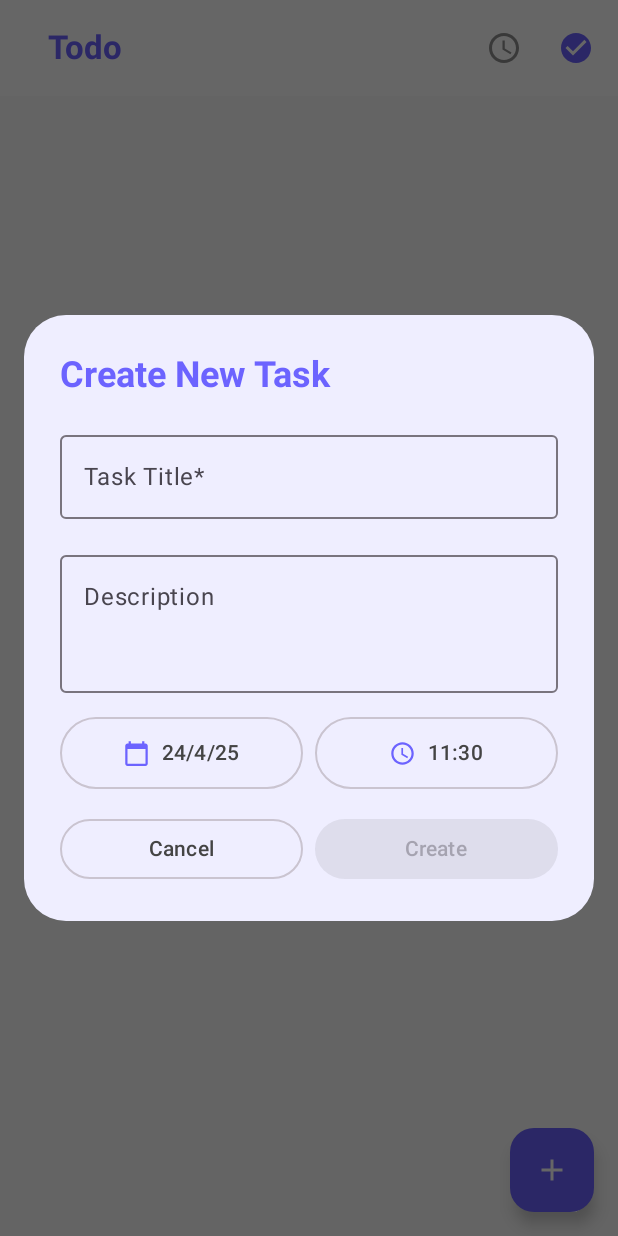
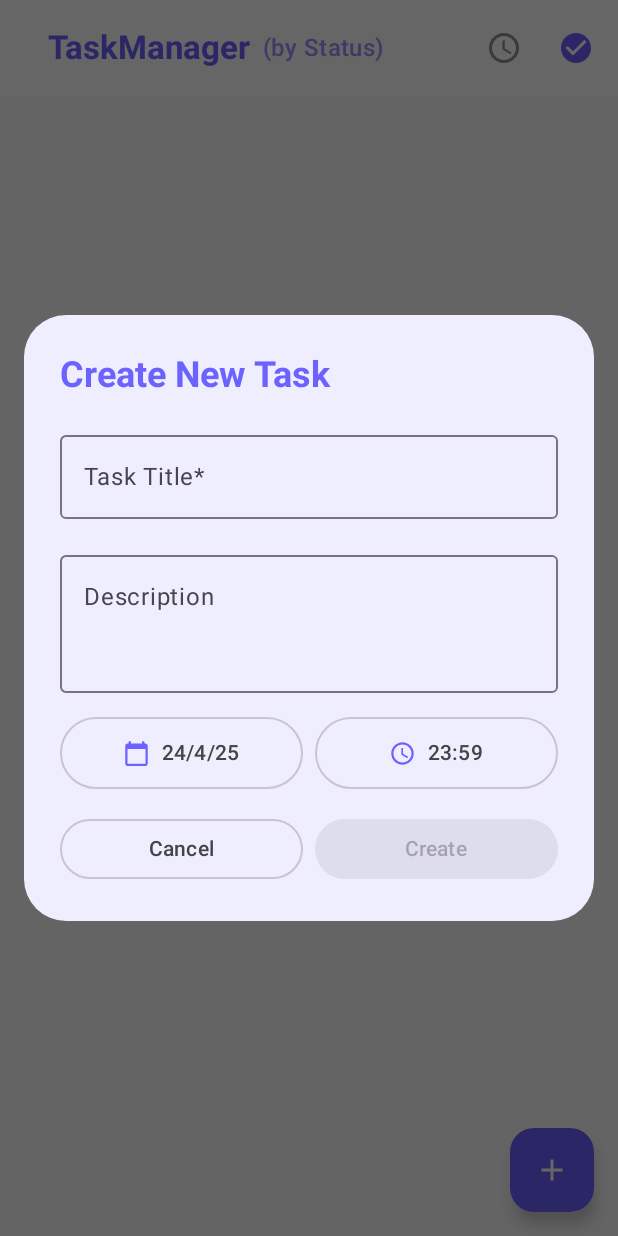
Before and after one commit to morisab/tugas-ppb, an Android app built with Jetpack Compose: the screen it shows after launch (MainActivity), after a tap on "Add task", on a phone screen of 412 x 824 dp. Run offline under Robolectric (Android 15) with nearby library versions, the phone set to English and light mode, and no system bars; our stand-ins replace Room's generated code; 2 other taps on this screen came first.

Commit message:
feat: add edit task and some features

```diff
--- a/ETS. Todo App/app/src/main/java/com/example/todoapp/ui/components/TaskDialog.kt
+++ b/ETS. Todo App/app/src/main/java/com/example/todoapp/ui/components/TaskDialog.kt
@@ -8,40 +8,38 @@ import androidx.compose.material.icons.filled.CalendarToday
 import androidx.compose.material.icons.filled.Schedule
 import androidx.compose.material3.*
 import androidx.compose.runtime.*
-import androidx.compose.ui.Alignment
 import androidx.compose.ui.Modifier
 import androidx.compose.ui.graphics.Color
 import androidx.compose.ui.platform.LocalContext
 import androidx.compose.ui.text.font.FontWeight
 import androidx.compose.ui.text.style.TextOverflow
-import androidx.compose.ui.tooling.preview.Preview
 import androidx.compose.ui.unit.dp
 import androidx.compose.ui.window.Dialog
 import com.example.todoapp.data.Task
 import kotlinx.datetime.*
-import kotlin.random.Random
 import java.util.*
+import androidx.compose.ui.res.stringResource
+import com.example.todoapp.R
 
 @OptIn(ExperimentalMaterial3Api::class)
 @Composable
 fun TaskDialog(
     onDismiss: () -> Unit,
-    onConfirm: (Task) -> Unit
+    onConfirm: (Task) -> Unit,
+    taskToEdit: Task? = null
 ) {
-    var title by remember { mutableStateOf("") }
-    var description by remember { mutableStateOf("") }
+    var title by remember { mutableStateOf(taskToEdit?.title ?: "") }
+    var description by remember { mutableStateOf(taskToEdit?.description ?: "") }
     val currentDateTime = Clock.System.now().toLocalDateTime(TimeZone.currentSystemDefault())
 
     var deadlineDate by remember {
-        mutableStateOf(currentDateTime.date)
+        mutableStateOf(taskToEdit?.deadlineToLocalDateTime()?.date ?: currentDateTime.date)
     }
 
     var deadlineTime by remember {
         mutableStateOf(
-            currentDateTime.time
-                .toSecondOfDay()
-                .plus(3600)
-                .toLocalTime()
+            taskToEdit?.deadlineToLocalDateTime()?.time
+                ?: LocalTime(23, 59)
         )
     }
 
@@ -61,7 +59,7 @@ fun TaskDialog(
                 verticalArrangement = Arrangement.spacedBy(16.dp)
             ) {
                 Text(
-                    text = "Create New Task",
+                    text = if (taskToEdit == null) stringResource(R.string.dialog_title_create) else stringResource(R.string.dialog_title_edit),
                     style = MaterialTheme.typography.headlineSmall,
                     fontWeight = FontWeight.Bold,
                     color = MaterialTheme.colorScheme.primary
@@ -70,7 +68,7 @@ fun TaskDialog(
                 OutlinedTextField(
                     value = title,
                     onValueChange = { title = it },
-                    label = { Text("Task Title*") },
+                    label = { Text(stringResource(R.string.task_title_label)) },
                     modifier = Modifier.fillMaxWidth(),
                     singleLine = true,
                     colors = OutlinedTextFieldDefaults.colors(
@@ -82,7 +80,7 @@ fun TaskDialog(
                 OutlinedTextField(
                     value = description,
                     onValueChange = { description = it },
-                    label = { Text("Description") },
+                    label = { Text(stringResource(R.string.task_description_label)) },
                     modifier = Modifier
                         .fillMaxWidth()
                         .heightIn(min = 100.dp),
@@ -115,7 +113,7 @@ fun TaskDialog(
                     ) {
                         Icon(
                             Icons.Default.CalendarToday,
-                            contentDescription = "Select date",
+                            contentDescription = stringResource(R.string.select_date_desc),
                             tint = MaterialTheme.colorScheme.primary,
                             modifier = Modifier.size(18.dp)
                         )
@@ -146,7 +144,7 @@ fun TaskDialog(
                     ) {
                         Icon(
                             Icons.Default.Schedule,
-                            contentDescription = "Select time",
+                            contentDescription = stringResource(R.string.select_time_desc),
                             tint = MaterialTheme.colorScheme.primary,
                             modifier = Modifier.size(18.dp)
                         )
@@ -170,7 +168,7 @@ fun TaskDialog(
                             contentColor = MaterialTheme.colorScheme.onSurface
                         )
                     ) {
-                        Text("Cancel")
+                        Text(stringResource(R.string.button_cancel))
                     }
 
                     Button(
@@ -188,6 +186,7 @@ fun TaskDialog(
                                     description = description,
                                     deadline = deadline
                                 )
+                                    .copy(id = taskToEdit?.id ?: 0)
                             )
                             onDismiss()
                         },
@@ -198,7 +197,7 @@ fun TaskDialog(
                             contentColor = Color.White
                         )
                     ) {
-                        Text("Create")
+                        Text(if (taskToEdit == null) stringResource(R.string.button_create) else stringResource(R.string.button_save))
                     }
                 }
             }
--- a/ETS. Todo App/app/src/main/java/com/example/todoapp/ui/screens/TodoScreen.kt
+++ b/ETS. Todo App/app/src/main/java/com/example/todoapp/ui/screens/TodoScreen.kt
@@ -4,10 +4,8 @@ import androidx.compose.foundation.layout.*
 import androidx.compose.foundation.lazy.LazyColumn
 import androidx.compose.foundation.lazy.items
 import androidx.compose.material.icons.Icons
-import androidx.compose.material.icons.automirrored.filled.Sort
 import androidx.compose.material.icons.filled.Add
 import androidx.compose.material.icons.filled.CheckCircle
-import androidx.compose.material.icons.filled.FormatListNumbered
 import androidx.compose.material.icons.filled.Schedule
 import androidx.compose.material3.*
 import androidx.compose.runtime.*
@@ -23,11 +21,16 @@ import com.example.todoapp.ui.components.TaskItem
 import com.example.todoapp.ui.viewmodels.SortType
 import com.example.todoapp.ui.viewmodels.TaskViewModel
 import com.example.todoapp.R
+import com.example.todoapp.data.Task
+import androidx.compose.ui.res.stringResource
 
 @OptIn(ExperimentalMaterial3Api::class)
 @Composable
 fun TodoScreen(viewModel: TaskViewModel = viewModel()) {
+    var taskToEdit by remember { mutableStateOf<Task?>(null) }
     var showDialog by remember { mutableStateOf(false) }
+    var taskToDelete by remember { mutableStateOf<Task?>(null) }
+    var sortMenuExpanded by remember { mutableStateOf(false) }
     val tasks by viewModel.tasks.collectAsState(initial = emptyList())
     val sortType by viewModel.sortType.collectAsState()
 
@@ -35,13 +38,24 @@ fun TodoScreen(viewModel: TaskViewModel = viewModel()) {
         topBar = {
             TopAppBar(
                 title = {
-                    Text(
-                        "Todo",
-                        modifier = Modifier.padding(start = 16.dp),
-                        style = MaterialTheme.typography.titleLarge.copy(
-                            fontWeight = FontWeight.Bold
+                    Row(verticalAlignment = Alignment.CenterVertically) {
+                        Text(
+                            stringResource(R.string.screen_title_todo),
+                            modifier = Modifier.padding(start = 16.dp),
+                            style = MaterialTheme.typography.titleLarge.copy(
+                                fontWeight = FontWeight.Bold
+                            )
                         )
-                    )
+                        Spacer(modifier = Modifier.width(8.dp))
+                        Text(
+                            text = when (sortType) {
+                                SortType.BY_DEADLINE -> stringResource(R.string.sort_by_deadline)
+                                SortType.BY_STATUS -> stringResource(R.string.sort_by_status)
+                            },
+                            style = MaterialTheme.typography.titleMedium,
+                            color = MaterialTheme.colorScheme.primary.copy(alpha = 0.7f)
+                        )
+                    }
                 },
                 colors = TopAppBarDefaults.topAppBarColors(
                     containerColor = MaterialTheme.colorScheme.surface,
@@ -51,7 +65,7 @@ fun TodoScreen(viewModel: TaskViewModel = viewModel()) {
                     IconButton(onClick = { viewModel.setSortType(SortType.BY_DEADLINE) }) {
                         Icon(
                             Icons.Default.Schedule,
-                            contentDescription = "Sort by deadline",
+                            contentDescription = stringResource(R.string.sort_deadline_desc),
                             tint = if (sortType == SortType.BY_DEADLINE) {
                                 MaterialTheme.colorScheme.primary
                             } else {
@@ -62,7 +76,7 @@ fun TodoScreen(viewModel: TaskViewModel = viewModel()) {
                     IconButton(onClick = { viewModel.setSortType(SortType.BY_STATUS) }) {
                         Icon(
                             Icons.Default.CheckCircle,
-                            contentDescription = "Sort by status",
+                            contentDescription = stringResource(R.string.sort_status_desc),
                             tint = if (sortType == SortType.BY_STATUS) {
                                 MaterialTheme.colorScheme.primary
                             } else {
@@ -75,11 +89,14 @@ fun TodoScreen(viewModel: TaskViewModel = viewModel()) {
         },
         floatingActionButton = {
             FloatingActionButton(
-                onClick = { showDialog = true },
+                onClick = {
+                            taskToEdit = null
+                            showDialog = true
+                          },
                 containerColor = MaterialTheme.colorScheme.primary,
                 contentColor = Color.White
             ) {
-                Icon(Icons.Default.Add, contentDescription = "Add task")
+                Icon(Icons.Default.Add, contentDescription = stringResource(R.string.add_task_desc))
             }
         }
     ) { padding ->
@@ -97,17 +114,17 @@ fun TodoScreen(viewModel: TaskViewModel = viewModel()) {
                     ) {
                         Icon(
                             painter = painterResource(R.drawable.ic_empty_tasks),
-                            contentDescription = "No tasks",
+                            contentDescription = stringResource(R.string.empty_state_desc),
                             tint = MaterialTheme.colorScheme.primary.copy(alpha = 0.2f),
                             modifier = Modifier.size(120.dp)
                         )
                         Text(
-                            "No tasks yet!",
+                            stringResource(R.string.empty_state_title),
                             style = MaterialTheme.typography.titleMedium,
                             color = MaterialTheme.colorScheme.onSurface.copy(alpha = 0.6f)
                         )
                         Text(
-                            "Tap + to add your first task",
+                            stringResource(R.string.empty_state_message),
                             style = MaterialTheme.typography.bodyMedium,
                             color = MaterialTheme.colorScheme.onSurface.copy(alpha = 0.4f)
                         )
@@ -123,7 +140,13 @@ fun TodoScreen(viewModel: TaskViewModel = viewModel()) {
                         TaskItem(
                             task = task,
                             onTaskChecked = viewModel::toggleTaskCompletion,
-                            onDelete = viewModel::deleteTask
+                            onEdit = { selectedTask ->
+                                taskToEdit = selectedTask
+                                showDialog = true
+                            },
+                            onDelete = { taskToConfirmDelete ->
+                                taskToDelete = taskToConfirmDelete
+                            }
                         )
                     }
                 }
@@ -133,9 +156,51 @@ fun TodoScreen(viewModel: TaskViewModel = viewModel()) {
 
     if (showDialog) {
         TaskDialog(
-            onDismiss = { showDialog = false },
-            onConfirm = { newTask ->
-                viewModel.addTask(newTask)
+            taskToEdit = taskToEdit,
+            onDismiss = {
+                showDialog = false
+                taskToEdit = null
+            },
+            onConfirm = { task ->
+                if (taskToEdit == null) {
+                    viewModel.addTask(task)
+                } else {
+                    viewModel.updateTask(task)
+                }
+                showDialog = false
+                taskToEdit = null
+            }
+        )
+    }
+    if (taskToDelete != null) {
+        AlertDialog(
+            onDismissRequest = {
+                taskToDelete = null
+            },
+            title = {
+                Text(stringResource(R.string.dialog_confirm_delete_title))
+            },
+            text = {
+                Text(stringResource(R.string.dialog_confirm_delete_message, taskToDelete?.title ?: ""))
+            },
+            confirmButton = {
+                Button(
+                    onClick = {
+                        taskToDelete?.let { viewModel.deleteTask(it) }
+                        taskToDelete = null
+                    }
+                ) {
+                    Text(stringResource(R.string.button_yes_delete))
+                }
+            },
+            dismissButton = {
+                OutlinedButton(
+                    onClick = {
+                        taskToDelete = null
+                    }
+                ) {
+                    Text(stringResource(R.string.button_cancel))
+                }
             }
         )
     }
--- a/ETS. Todo App/app/src/main/res/values/strings.xml
+++ b/ETS. Todo App/app/src/main/res/values/strings.xml
@@ -1,3 +1,32 @@
 <resources>
-    <string name="app_name">Todo App</string>
+    <string name="app_name">TodoApp</string>
+
+    <string name="screen_title_todo">TaskManager</string>
+    <string name="sort_by_deadline">(by Deadline)</string>
+    <string name="sort_by_status">(by Status)</string>
+    <string name="sort_deadline_desc">Sort by deadline</string>
+    <string name="sort_status_desc">Sort by status</string>
+    <string name="add_task_desc">Add task</string>
+    <string name="empty_state_title">No tasks yet!</string>
+    <string name="empty_state_message">Tap + to add your first task</string>
+    <string name="empty_state_desc">No tasks icon</string>
+
+    <string name="deadline_desc">Deadline</string>
+    <string name="delete_desc">Delete</string>
+    <string name="overdue_indicator">(Overdue)</string>
+
+    <string name="dialog_title_create">Create New Task</string>
+    <string name="dialog_title_edit">Edit Task</string>
+    <string name="task_title_label">Task Title*</string>
+    <string name="task_description_label">Description</string>
+    <string name="select_date_desc">Select date</string>
+    <string name="select_time_desc">Select time</string>
+    <string name="button_cancel">Cancel</string>
+    <string name="button_create">Create</string>
+    <string name="button_save">Save</string>
+
+    <string name="dialog_confirm_delete_title">Confirm Deletion</string>
+    <string name="dialog_confirm_delete_message">Are you sure you want to delete task: \"%s\"?</string>
+    <string name="button_yes_delete">Yes, Delete</string>
+
 </resources>
```
Also changed, not shown: ETS. Todo App/app/src/main/java/com/example/todoapp/ui/components/TaskItem.kt (+8 -3 lines).
